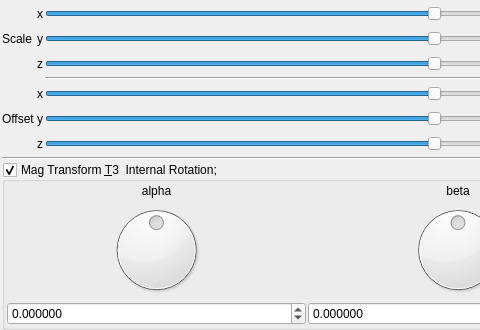
First picture: the form in mandelbulber2/qt_data/fractal_transf_benesi_T3.ui, repository buddhi1980/mandelbulber2, before the edit; both pictures show x 0 to 480 and y 0 to 330 of the 916 by 899 pixel window.
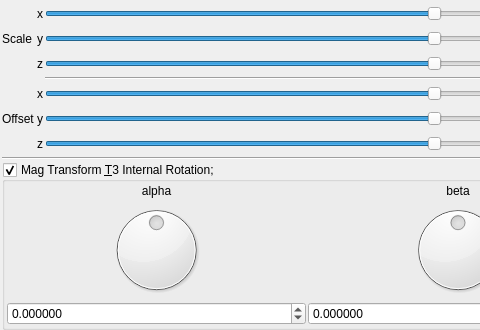
Second picture: the form after the edit. Custom widgets are drawn as their Qt base class.

```diff
--- a/mandelbulber2/qt_data/fractal_transf_benesi_T3.ui
+++ b/mandelbulber2/qt_data/fractal_transf_benesi_T3.ui
@@ -409,7 +409,7 @@
    <item>
     <widget class="MyGroupBox" name="groupCheck_transf_rotation_enabled">
      <property name="title">
-      <string>Mag Transform &amp;T3  Internal Rotation;</string>
+      <string>Mag Transform &amp;T3 Internal Rotation;</string>
      </property>
      <property name="checkable">
       <bool>true</bool>
```
